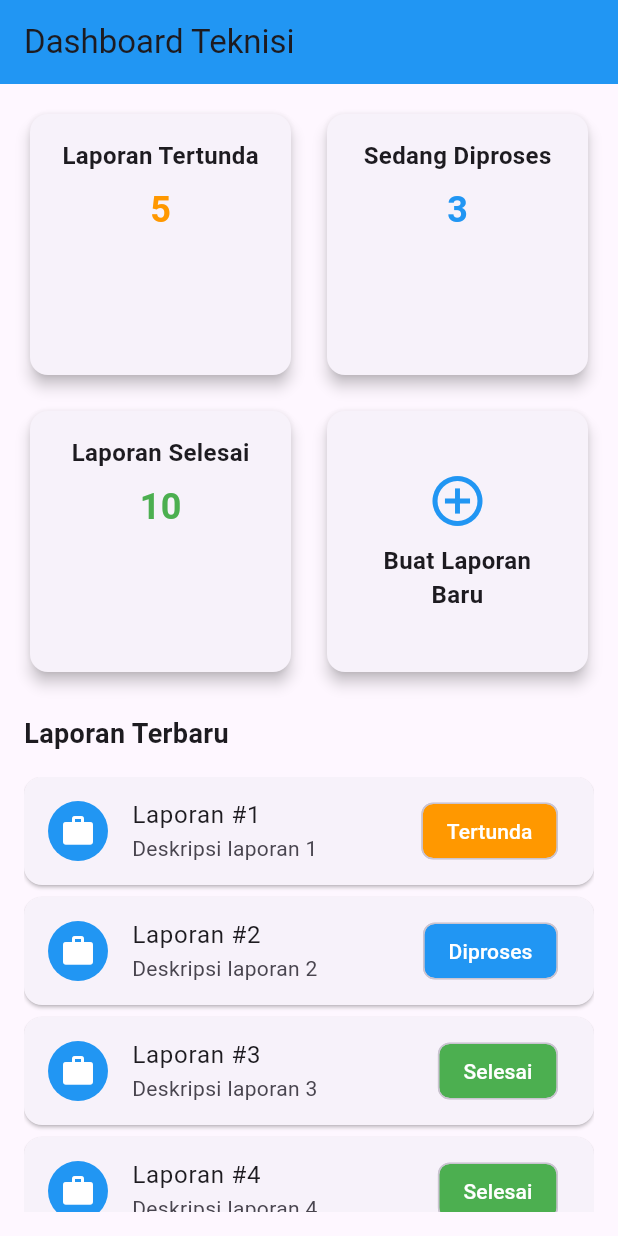
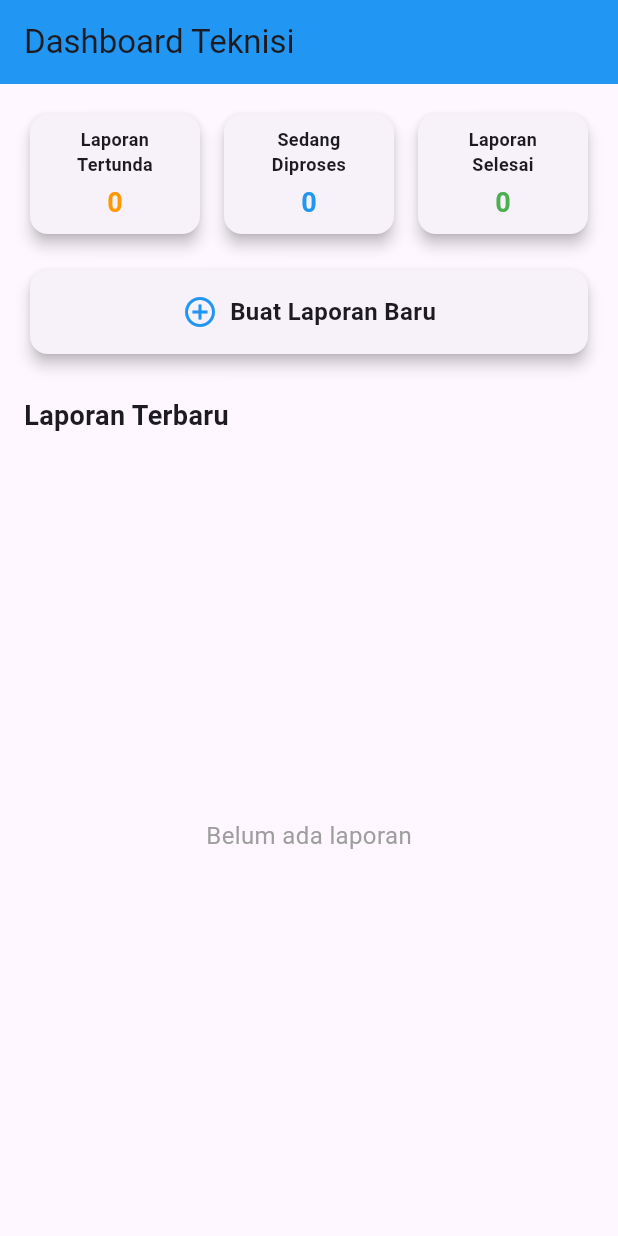
Before and after one commit to BangSam0607-97/Aplikasi_Reporting, a Flutter app: the screen it shows after launch, on a phone screen of 412 x 824 dp. Run offline on Flutter 3.47's test engine with Material 3 defaults, Android fonts, the phone set to English and light mode, and no system bars.

Commit message:
menyambungkan dashboard dengan form screen

```diff
--- a/lib/screens/dashboard_teknisi_screen.dart
+++ b/lib/screens/dashboard_teknisi_screen.dart
@@ -9,32 +9,39 @@ class DashboardTeknisiScreen extends StatefulWidget {
 }
 
 class _DashboardTeknisiScreenState extends State<DashboardTeknisiScreen> {
-  // Dummy data untuk contoh
-  final int _laporanTertunda = 5;
-  final int _laporanDiproses = 3;
-  final int _laporanSelesai = 10;
+  // Initialize counters as zero
+  final int _laporanTertunda = 0;
+  final int _laporanDiproses = 0;
+  final int _laporanSelesai = 0;
 
   Widget _buildStatusCard(String title, int count, Color color) {
-    return Card(
+    return Expanded(
+      child: Card(
         elevation: 4,
         child: Padding(
-        padding: const EdgeInsets.all(16.0),
+          padding: const EdgeInsets.all(8.0),
           child: Column(
+            mainAxisSize: MainAxisSize.min,
             children: [
               Text(
                 title,
-              style: const TextStyle(fontSize: 16, fontWeight: FontWeight.bold),
+                style: const TextStyle(
+                  fontSize: 12,
+                  fontWeight: FontWeight.bold,
                 ),
-            const SizedBox(height: 8),
+                textAlign: TextAlign.center,
+              ),
+              const SizedBox(height: 4),
               Text(
                 count.toString(),
                 style: TextStyle(
-                fontSize: 24,
+                  fontSize: 18,
                   fontWeight: FontWeight.bold,
                   color: color,
                 ),
               ),
             ],
+          ),
         ),
       ),
     );
@@ -52,28 +59,32 @@ class _DashboardTeknisiScreenState extends State<DashboardTeknisiScreen> {
         child: Column(
           crossAxisAlignment: CrossAxisAlignment.stretch,
           children: [
-            // Status Cards
-            GridView.count(
-              crossAxisCount: 2,
-              shrinkWrap: true,
-              crossAxisSpacing: 16.0,
-              mainAxisSpacing: 16.0,
+            // Status Cards in horizontal row
+            Row(
               children: [
                 _buildStatusCard(
-                  'Laporan Tertunda',
+                  'Laporan\nTertunda',
                   _laporanTertunda,
                   Colors.orange,
                 ),
+                const SizedBox(width: 8),
                 _buildStatusCard(
-                  'Sedang Diproses',
+                  'Sedang\nDiproses',
                   _laporanDiproses,
                   Colors.blue,
                 ),
+                const SizedBox(width: 8),
                 _buildStatusCard(
-                  'Laporan Selesai',
+                  'Laporan\nSelesai',
                   _laporanSelesai,
                   Colors.green,
                 ),
+              ],
+            ),
+
+            const SizedBox(height: 16),
+
+            // Create New Report Card
             Card(
               elevation: 4,
               child: InkWell(
@@ -87,18 +98,17 @@ class _DashboardTeknisiScreenState extends State<DashboardTeknisiScreen> {
                 },
                 child: const Padding(
                   padding: EdgeInsets.all(16.0),
-                      child: Column(
+                  child: Row(
                     mainAxisAlignment: MainAxisAlignment.center,
                     children: [
                       Icon(
                         Icons.add_circle_outline,
-                            size: 40,
+                        size: 24,
                         color: Colors.blue,
                       ),
-                          SizedBox(height: 8),
+                      SizedBox(width: 8),
                       Text(
-                            'Buat Laporan\nBaru',
-                            textAlign: TextAlign.center,
+                        'Buat Laporan Baru',
                         style: TextStyle(
                           fontSize: 16,
                           fontWeight: FontWeight.bold,
@@ -108,8 +118,6 @@ class _DashboardTeknisiScreenState extends State<DashboardTeknisiScreen> {
                   ),
                 ),
               ),
-                ),
-              ],
             ),
 
             const SizedBox(height: 24),
@@ -121,7 +129,17 @@ class _DashboardTeknisiScreenState extends State<DashboardTeknisiScreen> {
             ),
             const SizedBox(height: 16),
             Expanded(
-              child: ListView.builder(
+              child:
+                  _laporanTertunda == 0 &&
+                      _laporanDiproses == 0 &&
+                      _laporanSelesai == 0
+                  ? const Center(
+                      child: Text(
+                        'Belum ada laporan',
+                        style: TextStyle(fontSize: 16, color: Colors.grey),
+                      ),
+                    )
+                  : ListView.builder(
                       itemCount: 5,
                       itemBuilder: (context, index) {
                         return Card(
```
Also changed, not shown: lib/screens/laporan_form_screen.dart (+1 -131 lines). Lines whose indentation alone changed are shown as unchanged.
